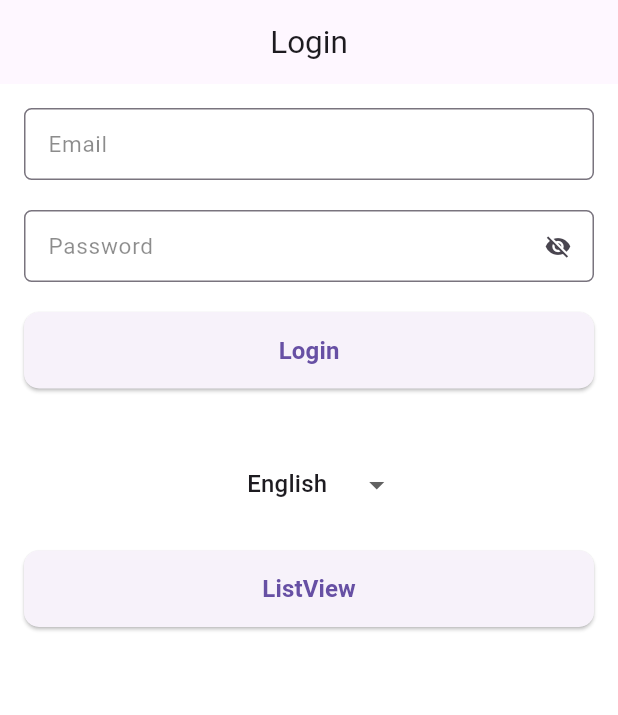
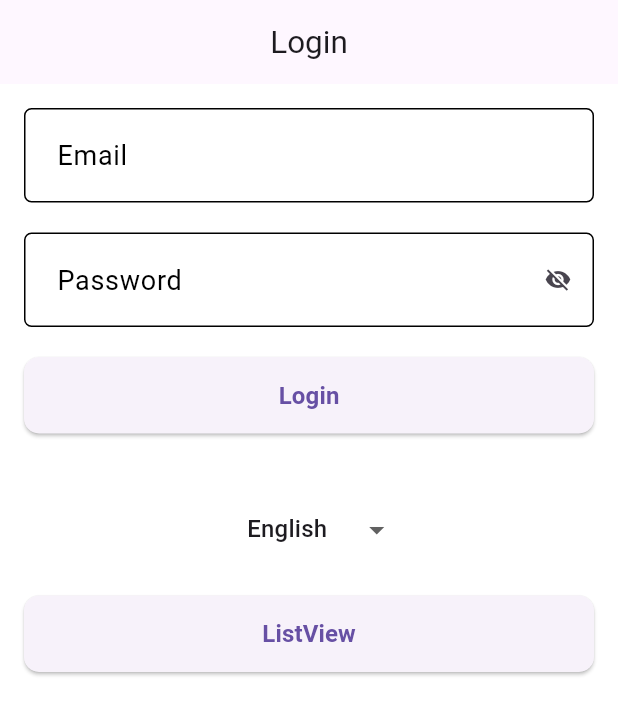
Before and after one commit to tarunm2108/basic_bloc_code, a Flutter app: the screen it shows after launch, on a phone screen of 412 x 824 dp. Shown: the top 715 px of the screen. Run offline on Flutter 3.47's test engine with Material 3 defaults, Android fonts, the phone set to English and light mode, and no system bars; our stand-ins replace cached_network_image, connectivity_plus, dio, flutter_bloc, flutter_localization, flutter_svg.

Commit message:
Code refactor

```diff
--- a/lib/utils/navigation.dart
+++ b/lib/service/navigation.dart
@@ -1,11 +1,11 @@
 import 'package:flutter/material.dart';
 
-class NavigationService {
-  static final NavigationService instance = NavigationService._internal();
+class Navigation {
+  static final Navigation instance = Navigation._internal();
 
-  factory NavigationService() => instance;
+  factory Navigation() => instance;
 
-  NavigationService._internal();
+  Navigation._internal();
 
   final GlobalKey<NavigatorState> navigatorKey = GlobalKey<NavigatorState>();
 
--- a/lib/src/my_app.dart
+++ b/lib/src/my_app.dart
@@ -7,7 +7,7 @@
 import 'package:basic_bloc_code/src/ui/splash/splash_view.dart';
 import 'package:basic_bloc_code/src/widgets/app_scaffold.dart';
 import 'package:basic_bloc_code/app_const/constants.dart';
-import 'package:basic_bloc_code/utils/navigation.dart';
+import 'package:basic_bloc_code/service/navigation.dart';
 import 'package:flutter/material.dart';
 import 'package:flutter_bloc/flutter_bloc.dart';
 import 'package:flutter_localization/flutter_localization.dart';
@@ -68,7 +68,7 @@
                 primarySwatch: Colors.blue,
               ),
               routes: AppRoutes.routes,
-              navigatorKey: NavigationService.instance.navigatorKey,
+              navigatorKey: Navigation.instance.navigatorKey,
               supportedLocales: AppLocalizations.supportedLocales,
               localizationsDelegates: delegates,
               localeResolutionCallback: (currentLocal, supportedLocales) {
--- a/lib/src/ui/splash/cubit/splash_cubit.dart
+++ b/lib/src/ui/splash/cubit/splash_cubit.dart
@@ -1,5 +1,5 @@
 import 'package:basic_bloc_code/app_routes/app_routes.dart';
-import 'package:basic_bloc_code/utils/navigation.dart';
+import 'package:basic_bloc_code/service/navigation.dart';
 import 'package:flutter_bloc/flutter_bloc.dart';
 
 part 'splash_state.dart';
--- a/lib/src/widgets/app_scaffold.dart
+++ b/lib/src/widgets/app_scaffold.dart
@@ -1,40 +1,63 @@
+import 'package:basic_bloc_code/service/navigation.dart';
+import 'package:basic_bloc_code/src/widgets/loader_widget.dart';
 import 'package:flutter/material.dart';
 
 class AppScaffold extends StatelessWidget {
   final PreferredSizeWidget? appBar;
   final Widget? body;
   final Widget? floatingAction;
-  final bool? noneClickable;
+  final Widget? bottomWidget;
+  final bool? isBusy;
+  final bool? resizeToAvoidBottomInset;
+  final bool? extendBodyBehindAppBar;
+  final bool? canPop;
+  final VoidCallback? onBack;
 
   const AppScaffold({
     this.appBar,
     this.body,
-    this.noneClickable,
+    this.isBusy,
     this.floatingAction,
-    Key? key,
-  }) : super(key: key);
+    this.resizeToAvoidBottomInset,
+    this.extendBodyBehindAppBar,
+    this.bottomWidget,
+    this.canPop,
+    this.onBack,
+    super.key,
+  });
 
   @override
   Widget build(BuildContext context) {
     return PopScope(
-      onPopInvoked: (value) {},
-      canPop: false,
+      onPopInvoked: (value) {
+        if (!value) {
+          if (onBack != null) {
+            onBack!();
+          } else {
+            Navigation.instance.pop();
+          }
+        }
+      },
+      canPop: canPop ?? true,
       child: AbsorbPointer(
-        absorbing: noneClickable ?? false,
+        absorbing: isBusy ?? false,
         child: Stack(
           children: [
             Scaffold(
               appBar: appBar,
               body: body,
               backgroundColor: Colors.white,
+              bottomNavigationBar: bottomWidget,
               floatingActionButton: floatingAction,
+              extendBodyBehindAppBar: extendBodyBehindAppBar ?? false,
+              resizeToAvoidBottomInset: resizeToAvoidBottomInset,
             ),
             Positioned(
-              child: noneClickable ?? false
+              child: isBusy ?? false
                   ? Container(
                 color: Colors.black.withOpacity(0.3),
                 alignment: Alignment.center,
-                child: const CircularProgressIndicator(),
+                child: const LoaderWidget(),
               )
                   : const SizedBox.shrink(),
             ),
--- a/lib/src/widgets/app_text_field_widget.dart
+++ b/lib/src/widgets/app_text_field_widget.dart
@@ -10,11 +10,14 @@
   final TextInputType? inputType;
   final TextInputAction? inputAction;
   final Widget? suffix;
+  final Widget? prefix;
   final bool? obscureText;
   final bool? readOnly;
   final FocusNode? node;
   final TextCapitalization? textCapitalization;
   final VoidCallback? onTap;
+  final InputDecoration? decoration;
+  final String? Function(String? value)? validator;
 
   const AppTextFieldWidget({
     super.key,
@@ -25,19 +28,26 @@
     this.inputType,
     this.inputAction,
     this.suffix,
+    this.prefix,
     this.node,
     this.obscureText,
     this.textCapitalization,
     this.readOnly,
     this.onTap,
+    this.decoration,
+    this.validator,
   });
 
   @override
   Widget build(BuildContext context) {
-    return TextField(
+    return TextFormField(
       controller: controller,
       onTap: onTap,
-      style: textStyle,
+      style: textStyle ??
+          const TextStyle().regular.copyWith(
+            color: Colors.black,
+            fontSize: 18,
+          ),
       keyboardType: inputType,
       focusNode: node,
       readOnly: readOnly ?? false,
@@ -45,19 +55,35 @@
       inputFormatters: formatters,
       obscureText: obscureText ?? false,
       textCapitalization: textCapitalization ?? TextCapitalization.none,
-      decoration: InputDecoration(
+      decoration: decoration ??
+          InputDecoration(
             border: OutlineInputBorder(
               borderRadius: BorderRadius.circular(5),
-            borderSide: const BorderSide(color: Colors.black54),
+              borderSide: const BorderSide(width: 1, color: Colors.black),
+            ),
+            enabledBorder: OutlineInputBorder(
+              borderRadius: BorderRadius.circular(5),
+              borderSide: const BorderSide(width: 1, color: Colors.black),
+            ),
+            focusedBorder: OutlineInputBorder(
+              borderRadius: BorderRadius.circular(5),
+              borderSide: const BorderSide(width: 1, color: Colors.black),
+            ),
+            errorBorder: OutlineInputBorder(
+              borderRadius: BorderRadius.circular(5),
+              borderSide: const BorderSide(width: 1, color: Colors.red),
             ),
             isDense: true,
             hintText: hintText,
+            contentPadding: const EdgeInsets.fromLTRB(18, 18, 18, 18),
             hintStyle: const TextStyle().regular.copyWith(
-            color: Colors.black45,
-            fontSize: 15,
+              color: Colors.black,
+              fontSize: 18,
             ),
             suffixIcon: suffix,
+            prefixIcon: prefix,
           ),
+      validator: validator,
     );
   }
 }
--- a/pubspec.yaml
+++ b/pubspec.yaml
@@ -39,6 +39,8 @@
   flutter_bloc: ^8.1.6
   flutter_localization: ^0.2.1
   dio: ^5.5.0+1
+  cached_network_image: ^3.4.1
+  flutter_svg: ^2.0.10+1
 
 dev_dependencies:
   flutter_test:
```
Also changed, not shown: lib/repository/api/api_client.dart (deleted, +0 -65 lines), lib/repository/api/api_service.dart (added, +194 -0 lines), lib/src/widgets/load_image_widget.dart (added, +77 -0 lines), lib/src/widgets/loader_widget.dart (added, +14 -0 lines), lib/utils/logger.dart (+8 -1 lines), pubspec.lock, 1 other file. Lines whose indentation alone changed are shown as unchanged.
